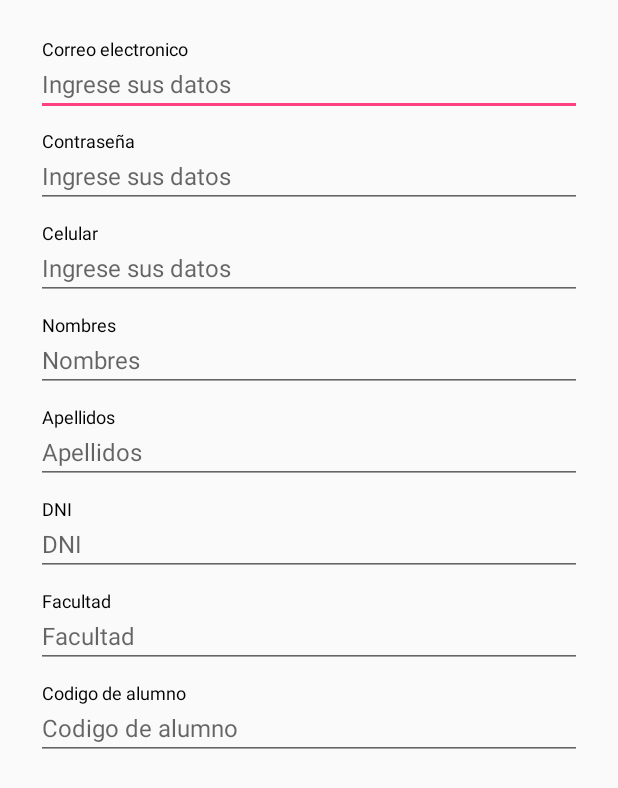
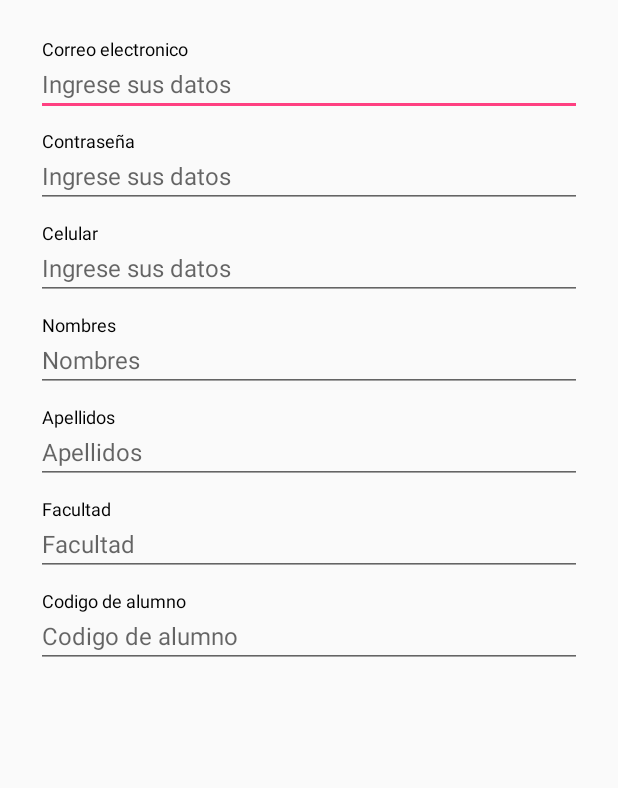
Before and after one commit to stevematos/ElmerX, an Android app: the ModificarDatos screen opened directly, with no data from a screen before it, on a phone screen of 412 x 824 dp. Shown: the top 788 px of the screen. Run offline under Robolectric (Android 15) with nearby library versions, the phone set to English and light mode, and no system bars.

Commit message:
Mejoras v3

```diff
--- a/Desarrollo/STSM/Desarrollo/FrontEnd/TaxiSanMarcos/app/build.gradle
+++ b/Desarrollo/STSM/Desarrollo/FrontEnd/TaxiSanMarcos/app/build.gradle
@@ -30,4 +30,7 @@ dependencies {
 
     implementation 'com.squareup.retrofit2:retrofit:2.5.0'
     implementation 'com.squareup.retrofit2:converter-gson:2.5.0'
+
+    implementation 'com.squareup.okhttp3:logging-interceptor:3.9.1'
+    implementation 'com.squareup.okhttp3:okhttp:3.9.1'
 }
--- a/Desarrollo/STSM/Desarrollo/FrontEnd/TaxiSanMarcos/app/src/main/java/com/elmerx/taxisanmarcos/ModificarDatos.java
+++ b/Desarrollo/STSM/Desarrollo/FrontEnd/TaxiSanMarcos/app/src/main/java/com/elmerx/taxisanmarcos/ModificarDatos.java
@@ -1,13 +1,42 @@
 package com.elmerx.taxisanmarcos;
 
+import android.content.Intent;
 import android.support.v7.app.AppCompatActivity;
 import android.os.Bundle;
+import android.widget.EditText;
+import android.widget.Toast;
+
+import com.elmerx.taxisanmarcos.conexion.ApiService;
 
 public class ModificarDatos extends AppCompatActivity {
+
+    /*private ApiService apiService;
+    private final String TAG = RegistroActivity.class.getSimpleName();
+
+    EditText edNombresUp;
+    EditText edApellidosUp;
+    EditText edCelularUp;
+    EditText edFacultadUp;
+    EditText edCodigoAlumnoUp;
+    EditText edNuevoUsuarioUp;
+    EditText edNuevoUsuarioPassUp;
+
+    int id_usuario;
+    Toast toast;
+    Intent intent;*/
 
     @Override
     protected void onCreate(Bundle savedInstanceState) {
         super.onCreate(savedInstanceState);
         setContentView(R.layout.activity_modificar_datos);
+
+        /*edNombresUp = findViewById(R.id.edNombresUP);
+        edApellidosUp = findViewById(R.id.edApellidosUP);
+        edCelularUp = findViewById(R.id.edCelularUP);
+        edFacultadUp = findViewById(R.id.edFacultadUP);
+        edCodigoAlumnoUp = findViewById(R.id.edCodigoAlumnoUP);
+        edNuevoUsuarioUp = findViewById(R.id.edUsuarioUp);
+        edNuevoUsuarioPassUp = findViewById(R.id.edPasswordUP);*/
+
     }
 }
--- a/Desarrollo/STSM/Desarrollo/FrontEnd/TaxiSanMarcos/app/src/main/java/com/elmerx/taxisanmarcos/conexion/ApiService.java
+++ b/Desarrollo/STSM/Desarrollo/FrontEnd/TaxiSanMarcos/app/src/main/java/com/elmerx/taxisanmarcos/conexion/ApiService.java
@@ -3,8 +3,18 @@ package com.elmerx.taxisanmarcos.conexion;
 //import retrofit2.Call;
 import com.elmerx.taxisanmarcos.modelo.Usuario;
 
+import retrofit2.Call;
+import retrofit2.http.Body;
+import retrofit2.http.Headers;
+import retrofit2.http.POST;
+
 public interface ApiService {
 
-    //@POST("/usuario/add")
-    //Call<Usuario> registrarUsuario();
+    @POST("/usuario/add")
+    @Headers({"Accept: application/json"})
+    Call<Usuario> registrarUsuario(@Body Usuario request);
+
+    /*@POST("/usuario/update")
+    @Headers({"Accept: application/json"})
+    Call<Usuario> updateUsuario(@Body Usuario request);*/
 }
--- a/Desarrollo/STSM/Desarrollo/FrontEnd/TaxiSanMarcos/app/src/main/res/layout/activity_modificar_datos.xml
+++ b/Desarrollo/STSM/Desarrollo/FrontEnd/TaxiSanMarcos/app/src/main/res/layout/activity_modificar_datos.xml
@@ -16,7 +16,7 @@
         android:layout_marginLeft="4dp"/>
 
     <EditText
-        android:id="@+id/usuario"
+        android:id="@+id/edUsuarioUp"
         android:inputType="textPersonName"
         android:layout_height="wrap_content"
         android:layout_width="match_parent"
@@ -34,7 +34,7 @@
         android:layout_marginLeft="4dp"/>
 
     <EditText
-
+        android:id="@+id/edPasswordUP"
         android:inputType="textPersonName"
         android:layout_height="wrap_content"
         android:layout_width="match_parent"
@@ -52,7 +52,7 @@
         android:layout_marginLeft="4dp"/>
 
     <EditText
-
+        android:id="@+id/edCelularUP"
         android:inputType="textPersonName"
         android:layout_height="wrap_content"
         android:layout_width="match_parent"
@@ -70,7 +70,7 @@
         android:layout_marginLeft="4dp"/>
 
     <EditText
-
+        android:id="@+id/edNombresUP"
         android:inputType="textPersonName"
         android:layout_height="wrap_content"
         android:layout_width="match_parent"
@@ -88,7 +88,7 @@
         android:layout_marginLeft="4dp"/>
 
     <EditText
-
+        android:id="@+id/edApellidosUP"
         android:inputType="textPersonName"
         android:layout_height="wrap_content"
         android:layout_width="match_parent"
@@ -97,24 +97,7 @@
         android:textSize="16sp"
         android:paddingTop="4dp"
         android:layout_marginBottom="8dp"/>
-    <TextView
-        android:layout_width="match_parent"
-        android:layout_height="wrap_content"
-        android:text="@string/dni"
-        android:textColor="@color/black"
-        android:textSize="12sp"
-        android:layout_marginLeft="4dp"/>
 
-    <EditText
-
-        android:inputType="textPersonName"
-        android:layout_height="wrap_content"
-        android:layout_width="match_parent"
-        android:hint="@string/dni"
-        android:textColor="@color/black"
-        android:textSize="16sp"
-        android:paddingTop="4dp"
-        android:layout_marginBottom="8dp"/>
     <TextView
         android:layout_width="match_parent"
         android:layout_height="wrap_content"
@@ -124,7 +107,7 @@
         android:layout_marginLeft="4dp"/>
 
     <EditText
-
+        android:id="@+id/edFacultadUP"
         android:inputType="textPersonName"
         android:layout_height="wrap_content"
         android:layout_width="match_parent"
@@ -142,7 +125,7 @@
         android:layout_marginLeft="4dp"/>
 
     <EditText
-
+        android:id="@+id/edCodigoAlumnoUP"
         android:inputType="textPersonName"
         android:layout_height="wrap_content"
         android:layout_width="match_parent"
--- a/Desarrollo/STSM/Desarrollo/FrontEnd/TaxiSanMarcos/app/src/main/res/layout/activity_registro.xml
+++ b/Desarrollo/STSM/Desarrollo/FrontEnd/TaxiSanMarcos/app/src/main/res/layout/activity_registro.xml
@@ -54,7 +54,7 @@
 
             <EditText
                 android:id="@+id/edCelular"
-                android:inputType="phone"
+                android:inputType="number"
                 android:layout_width="match_parent"
                 android:layout_height="wrap_content"
                 android:hint="@string/celular"
@@ -118,6 +118,7 @@
                 android:padding="5sp"/>
 
             <Button
+                android:onClick="registrar"
                 android:id="@+id/btnRegistrar"
                 android:layout_width="match_parent"
                 android:layout_height="wrap_content"
--- a/Desarrollo/STSM/Desarrollo/FrontEnd/TaxiSanMarcos/app/src/main/res/values/strings.xml
+++ b/Desarrollo/STSM/Desarrollo/FrontEnd/TaxiSanMarcos/app/src/main/res/values/strings.xml
@@ -22,7 +22,7 @@
     <string name="iniciar_sesion">Iniciar sesion</string>
     <string name="registrarse">Registrarse</string>
     <string name="crearcuenta">Crear cuenta</string>
-    <string name="title_activity_menu_usuario">MenuUsuario</string>
+    <string name="title_activity_menu_usuario">Inicio</string>
     <string name="navigation_drawer_open">Open navigation drawer</string>
     <string name="navigation_drawer_close">Close navigation drawer</string>
     <string name="nav_header_title">Nombre Completo de Usuario</string>
```
Also changed, not shown: Desarrollo/STSM/Desarrollo/FrontEnd/TaxiSanMarcos/app/src/main/java/com/elmerx/taxisanmarcos/LoginActivity.java (+19 -2 lines), Desarrollo/STSM/Desarrollo/FrontEnd/TaxiSanMarcos/app/src/main/java/com/elmerx/taxisanmarcos/RegistroActivity.java (+93 -0 lines), Desarrollo/STSM/Desarrollo/FrontEnd/TaxiSanMarcos/app/src/main/java/com/elmerx/taxisanmarcos/conexion/ApiAdapter.java (+32 -5 lines), Desarrollo/STSM/Desarrollo/FrontEnd/TaxiSanMarcos/app/src/main/java/com/elmerx/taxisanmarcos/modelo/Usuario.java (+11 -8 lines), 1 other file.
